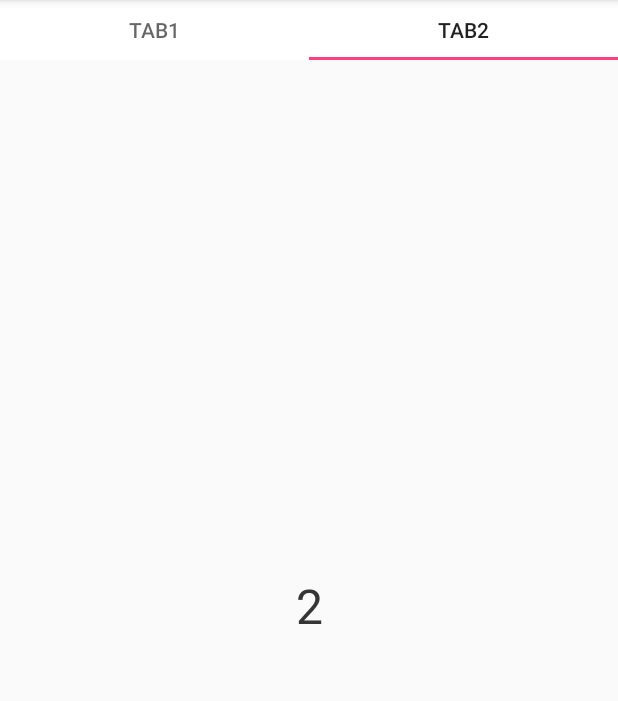
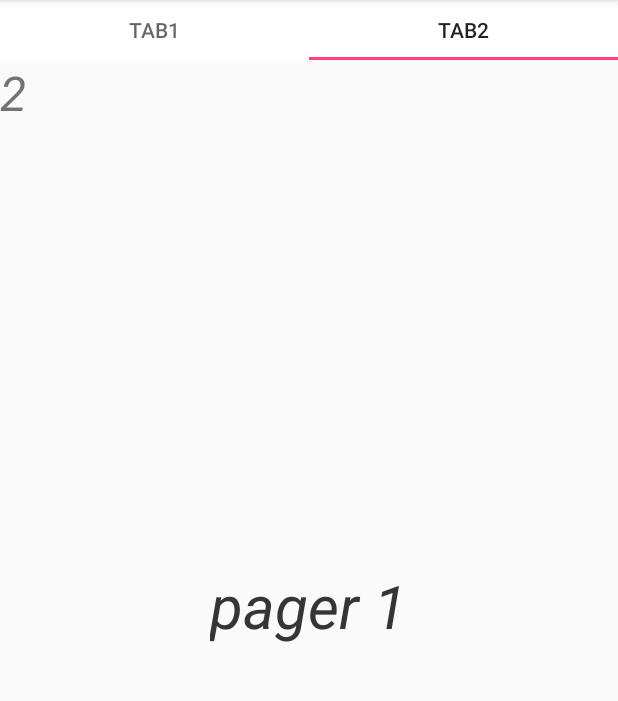
Before and after one commit to fhbianling/MyDevSample, an Android app: the fragment Fragment2 placed in its activity, tab 2 chosen, on a phone screen of 412 x 824 dp, the part 84-785 px from its top. Run offline under Robolectric (Android 15) with nearby library versions, the phone set to English and light mode, and no system bars; our stand-ins replace EventBus; libraries missing offline, so code that uses them is left out: com.jude.swipbackhelper, com.liaoinstan.springview; 6 statements that could not run were skipped.

Commit message:
更新sampleple

```diff
--- a/app/src/main/java/com/bian/mydevsample/ui/Fragment2.java
+++ b/app/src/main/java/com/bian/mydevsample/ui/Fragment2.java
@@ -1,6 +1,7 @@
 package com.bian.mydevsample.ui;
 
 import android.os.Bundle;
+import android.support.v4.view.ViewPager;
 import android.view.LayoutInflater;
 import android.view.View;
 import android.view.ViewGroup;
@@ -14,7 +15,9 @@ import com.bian.mydevsample.R;
  * 类描述：
  */
 
-public class Fragment2 extends AbsBaseFragment {
+public class Fragment2 extends AbsBaseFragment implements ViewPager.OnPageChangeListener {
+    private ViewPager viewPager;
+
     @Override
     protected View createView(LayoutInflater inflater, ViewGroup container, Bundle savedInstanceState) {
         return inflater.inflate(R.layout.fragment_2, container, false);
@@ -22,6 +25,24 @@ public class Fragment2 extends AbsBaseFragment {
 
     @Override
     protected void initView(View rootView) {
+        viewPager = (ViewPager) rootView.findViewById(R.id.pager);
+        PagerAdapter pagerAdapter = new PagerAdapter(getContext());
+        viewPager.setAdapter(pagerAdapter);
+        viewPager.addOnPageChangeListener(this);
+    }
+
+    @Override
+    public void onPageScrolled(int position, float positionOffset, int positionOffsetPixels) {
+
+    }
+
+    @Override
+    public void onPageSelected(int position) {
+
+    }
+
+    @Override
+    public void onPageScrollStateChanged(int state) {
 
     }
 }
--- a/app/src/main/java/com/bian/mydevsample/ui/MainActivity.java
+++ b/app/src/main/java/com/bian/mydevsample/ui/MainActivity.java
@@ -1,14 +1,37 @@
 package com.bian.mydevsample.ui;
 
+import android.content.Context;
+import android.graphics.Typeface;
 import android.os.Bundle;
 import android.support.design.widget.TabLayout;
 import android.support.v4.app.Fragment;
+import android.support.v4.view.LayoutInflaterCompat;
+import android.support.v4.view.LayoutInflaterFactory;
+import android.util.AttributeSet;
+import android.view.View;
+import android.widget.TextView;
 
 import com.bian.base.baseclass.AbsBaseActivity;
 import com.bian.mydevsample.R;
 
 public class MainActivity extends AbsBaseActivity implements TabLayout.OnTabSelectedListener {
     private Fragment[] fragments = new Fragment[2];
+
+    @Override
+    protected void beforeOnCreate() {
+        super.beforeOnCreate();
+        LayoutInflaterCompat.setFactory(getLayoutInflater(), new LayoutInflaterFactory() {
+            @Override
+            public View onCreateView(View parent, String name, Context context, AttributeSet attrs) {
+                if ("TextView".equals(name)) {
+                    TextView textView = new TextView(context, attrs);
+                    textView.setTypeface(Typeface.create("", Typeface.ITALIC));
+                    return textView;
+                }
+                return null;
+            }
+        });
+    }
 
     @Override
     protected int bindLayoutId() {
--- /dev/null
+++ b/app/src/main/java/com/bian/mydevsample/ui/PagerAdapter.java
@@ -0,0 +1,53 @@
+package com.bian.mydevsample.ui;
+
+import android.content.Context;
+import android.view.LayoutInflater;
+import android.view.View;
+import android.view.ViewGroup;
+
+import com.bian.mydevsample.R;
+
+/**
+ * author 边凌
+ * date 2017/10/9 17:53
+ * 类描述：
+ */
+
+public class PagerAdapter extends android.support.v4.view.PagerAdapter {
+    private LayoutInflater inflater;
+    private int[] layoutRes = new int[]{R.layout.pager_1, R.layout.pager_2, R.layout.pager_3};
+    private View[] views = new View[3];
+
+    public PagerAdapter(Context context) {
+        inflater = LayoutInflater.from(context);
+    }
+
+    @Override
+    public int getCount() {
+        return views.length;
+    }
+
+    @Override
+    public boolean isViewFromObject(View view, Object object) {
+        return view == object;
+    }
+
+    @Override
+    public Object instantiateItem(ViewGroup container, int position) {
+        View view = inflateView(container, position);
+        container.addView(view);
+        return view;
+    }
+
+    private View inflateView(ViewGroup container, int position) {
+        View inflate = inflater.inflate(layoutRes[position], container, false);
+        views[position] = inflate;
+        return inflate;
+    }
+
+    @Override
+    public void destroyItem(ViewGroup container, int position, Object object) {
+        container.removeView(views[position]);
+        views[position] = null;
+    }
+}
--- a/app/src/main/res/layout/fragment_2.xml
+++ b/app/src/main/res/layout/fragment_2.xml
@@ -1,14 +1,30 @@
 <?xml version="1.0" encoding="utf-8"?>
-<LinearLayout
+<RelativeLayout
     xmlns:android="http://schemas.android.com/apk/res/android"
     android:layout_width="match_parent"
     android:layout_height="match_parent"
     android:orientation="vertical">
 
-    <TextView
+    <android.support.v4.view.ViewPager
+        android:id="@+id/pager"
         android:layout_width="match_parent"
-        android:layout_height="match_parent"
-        android:gravity="center"
-        android:text="2"
-        android:textSize="32sp"/>
-</LinearLayout>
+        android:layout_height="match_parent"/>
+
+    <FrameLayout
+        android:id="@+id/target1"
+        android:layout_width="wrap_content"
+        android:layout_height="wrap_content">
+
+        <blink
+            android:layout_width="wrap_content"
+            android:layout_height="wrap_content">
+
+            <TextView
+                android:layout_width="wrap_content"
+                android:layout_height="wrap_content"
+                android:gravity="center"
+                android:text="2"
+                android:textSize="32sp"/>
+        </blink>
+    </FrameLayout>
+</RelativeLayout>
--- /dev/null
+++ b/app/src/main/res/layout/pager_1.xml
@@ -0,0 +1,14 @@
+<?xml version="1.0" encoding="utf-8"?>
+<LinearLayout
+    xmlns:android="http://schemas.android.com/apk/res/android"
+    android:layout_width="match_parent"
+    android:layout_height="match_parent"
+    android:gravity="center"
+    android:orientation="vertical">
+
+    <TextView
+        android:layout_width="wrap_content"
+        android:layout_height="wrap_content"
+        android:text="pager 1"
+        android:textSize="40sp"/>
+</LinearLayout>
--- a/lib_base/src/main/java/com/bian/base/baseclass/AbsBaseActivity.java
+++ b/lib_base/src/main/java/com/bian/base/baseclass/AbsBaseActivity.java
@@ -34,8 +34,11 @@ AbsBaseActivity extends AppCompatActivity {
     private boolean first = true;
     private Set<Fragment> fragments = new HashSet<>();
 
+    /*---------------------------------------------------------------------*/
+    /*应被子类重写和可被子类重写的方法*/
     @Override
     protected void onCreate(Bundle savedInstanceState) {
+        beforeOnCreate();
         super.onCreate(savedInstanceState);
         //设置状态栏白底深色文字
         beforeSetContentView();
@@ -43,28 +46,8 @@ AbsBaseActivity extends AppCompatActivity {
         afterSetContentView(savedInstanceState);
     }
 
-    /*---------------------------------------------------------------------*/
-    /*应被子类重写和可被子类重写的方法*/
-    private void addFragment(Fragment fragment, @IdRes int containerId) {
-        fragments.add(fragment);
-        getSupportFragmentManager().beginTransaction().add(containerId, fragment,
-                fragment.getClass().getSimpleName()).commit();
-    }
+    protected void beforeOnCreate() {
 
-    public final void showFragment(Fragment fragment, @IdRes int containerId) {
-        if (!fragments.contains(fragment)) {
-            addFragment(fragment, containerId);
-        }
-        FragmentTransaction mFragmentTransaction = getSupportFragmentManager().beginTransaction();
-        for (Fragment fragmentTemp : fragments) {
-            if (fragmentTemp.getClass().getSimpleName().equals(
-                    fragment.getClass().getSimpleName())) {
-                mFragmentTransaction.show(fragmentTemp);
-            } else {
-                mFragmentTransaction.hide(fragmentTemp);
-            }
-        }
-        mFragmentTransaction.commit();
     }
 
     @CallSuper
@@ -84,7 +67,6 @@ AbsBaseActivity extends AppCompatActivity {
         firstOnResume(first);
         first = false;
     }
-
 
     /**
      * 与{@link #onResume()}同时被调用的方法，但参数包含列是否是第一次onResume
@@ -202,7 +184,6 @@ AbsBaseActivity extends AppCompatActivity {
         registerRxBus();
     }
 
-
     /**
      * 重写该方法以在{@link #setContentView(int)}被调用之前更改某些设置
      */
@@ -230,8 +211,8 @@ AbsBaseActivity extends AppCompatActivity {
     protected void settingAfterSetContentView() {
         AppActivityManager.getInstance().addActivity(this);
     }
+    /*---------------------------------------------------------------------*/
 
-    /*---------------------------------------------------------------------*/
 
     protected final void setSwipeBackEnable(boolean enable) {
         if (getShouldOnCreateSwipeBack()) {
@@ -246,14 +227,12 @@ AbsBaseActivity extends AppCompatActivity {
         EventUtil.get().register(this);
     }
 
-
     /**
      * 取消订阅RxBus
      */
     private void unRegisterRxBus() {
         EventUtil.get().unregister(this);
     }
-
 
     public final void startActivity(Class cls) {
         Intent starter = new Intent(this, cls);
@@ -265,4 +244,26 @@ AbsBaseActivity extends AppCompatActivity {
         starter.putExtras(bundle);
         startActivity(starter);
     }
+
+    private void addFragment(Fragment fragment, @IdRes int containerId) {
+        fragments.add(fragment);
+        getSupportFragmentManager().beginTransaction().add(containerId, fragment,
+                fragment.getClass().getSimpleName()).commit();
+    }
+
+    public final void showFragment(Fragment fragment, @IdRes int containerId) {
+        if (!fragments.contains(fragment)) {
+            addFragment(fragment, containerId);
+        }
+        FragmentTransaction mFragmentTransaction = getSupportFragmentManager().beginTransaction();
+        for (Fragment fragmentTemp : fragments) {
+            if (fragmentTemp.getClass().getSimpleName().equals(
+                    fragment.getClass().getSimpleName())) {
+                mFragmentTransaction.show(fragmentTemp);
+            } else {
+                mFragmentTransaction.hide(fragmentTemp);
+            }
+        }
+        mFragmentTransaction.commit();
+    }
 }
```
Also changed, not shown: app/src/main/res/layout/pager_2.xml (added, +14 -0 lines), app/src/main/res/layout/pager_3.xml (added, +14 -0 lines).
